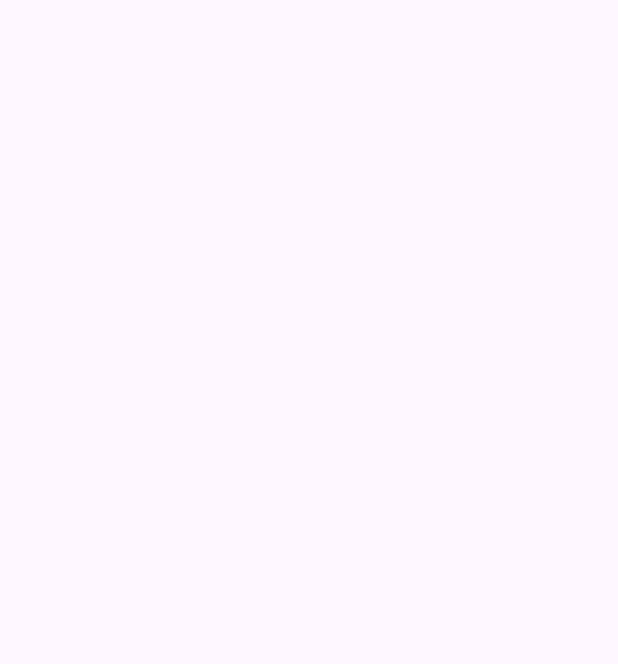
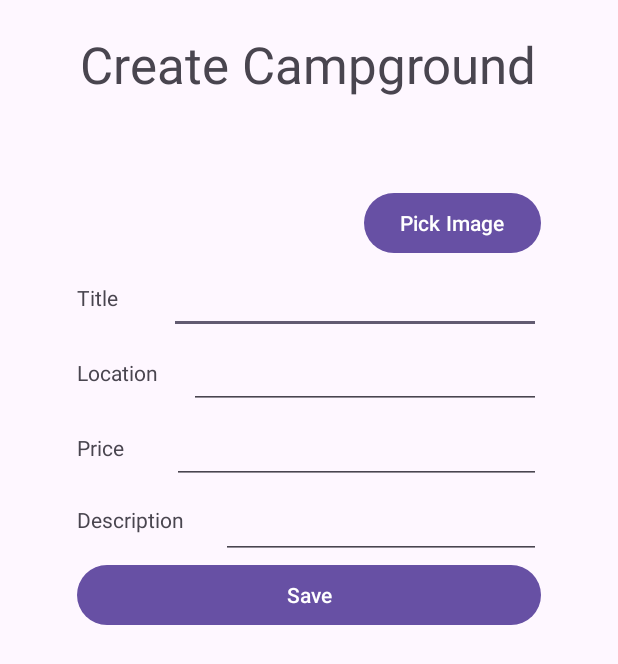
Before and after one commit to tomasossacardenas/AndroidCalculator, an Android app: the CreateCamp screen opened directly, with no data from a screen before it, on a phone screen of 412 x 824 dp. Before the commit the part shown is empty. Shown: the top 664 px of the screen. Run offline under Robolectric (Android 15) with nearby library versions, the phone set to English and light mode, and no system bars.

Commit message:
Create Camp activity has been added, it transitions good when button clicked, we need implementation to save the campground though

```diff
--- a/app/build.gradle.kts
+++ b/app/build.gradle.kts
@@ -47,6 +47,7 @@ dependencies {
         }
     }
 
+    implementation("com.github.bumptech.glide:glide:4.16.0")
     implementation("androidx.appcompat:appcompat:1.6.1")
     implementation("com.google.android.material:material:1.8.0")
     implementation("androidx.constraintlayout:constraintlayout:2.1.4")
--- a/app/src/main/java/com/example/campgroundsAndroid/CreateCamp.java
+++ b/app/src/main/java/com/example/campgroundsAndroid/CreateCamp.java
@@ -1,14 +1,46 @@
 package com.example.campgroundsAndroid;
 
+import androidx.activity.result.ActivityResultCallback;
+import androidx.activity.result.ActivityResultLauncher;
+import androidx.activity.result.PickVisualMediaRequest;
+import androidx.activity.result.contract.ActivityResultContracts;
 import androidx.appcompat.app.AppCompatActivity;
 
+import android.net.Uri;
 import android.os.Bundle;
+import android.view.View;
+import android.widget.ImageView;
+
+import com.bumptech.glide.Glide;
+import com.google.android.material.button.MaterialButton;
 
 public class CreateCamp extends AppCompatActivity {
-
+    ImageView imageView;
+    ActivityResultLauncher<PickVisualMediaRequest> launcher=registerForActivityResult(new ActivityResultContracts.PickVisualMedia(), new ActivityResultCallback<Uri>() {
+        @Override
+        public void onActivityResult(Uri o) {
+            if (o==null){
+                //display default image
+            }else{
+                Glide.with(getApplicationContext()).load(o).into(imageView);
+            }
+        }
+    });
     @Override
     protected void onCreate(Bundle savedInstanceState) {
         super.onCreate(savedInstanceState);
         setContentView(R.layout.activity_create_camp);
+
+        imageView=findViewById(R.id.imageView);
+        MaterialButton pickImage=findViewById(R.id.pickImage);
+
+        pickImage.setOnClickListener(new View.OnClickListener(){
+            @Override
+            public void onClick(View view){
+                launcher.launch(new PickVisualMediaRequest.Builder()
+                        .setMediaType(ActivityResultContracts.PickVisualMedia.ImageOnly.INSTANCE)
+                        .build());
+            }
+        });
     }
 }
--- a/app/src/main/java/com/example/campgroundsAndroid/MainActivity.java
+++ b/app/src/main/java/com/example/campgroundsAndroid/MainActivity.java
@@ -7,6 +7,7 @@ import android.os.Bundle;
 import android.util.Log;
 import android.view.View;
 import android.widget.AdapterView;
+import android.widget.Button;
 
 import com.example.campgroundsAndroid.databinding.ActivityMainBinding;
 
@@ -64,5 +65,14 @@ public class MainActivity extends AppCompatActivity {
                 startActivity(intent);
             }
         });
+
+        Button btn = (Button)findViewById(R.id.buttonCreateCamp);
+
+        btn.setOnClickListener(new View.OnClickListener() {
+            @Override
+            public void onClick(View v) {
+                startActivity(new Intent(MainActivity.this, CreateCamp.class));
+            }
+        });
     }
 }
--- a/app/src/main/res/layout/activity_create_camp.xml
+++ b/app/src/main/res/layout/activity_create_camp.xml
@@ -6,4 +6,142 @@
     android:layout_height="match_parent"
     tools:context=".CreateCamp">
 
+    <TextView
+        android:id="@+id/textView2"
+        android:layout_width="wrap_content"
+        android:layout_height="wrap_content"
+        android:layout_marginStart="142dp"
+        android:layout_marginTop="20dp"
+        android:layout_marginEnd="143dp"
+        android:text="Create Campground"
+        android:textSize="34sp"
+        app:layout_constraintEnd_toEndOf="parent"
+        app:layout_constraintStart_toStartOf="parent"
+        app:layout_constraintTop_toTopOf="parent" />
+
+    <LinearLayout
+        android:id="@+id/linearLayout"
+        android:layout_width="wrap_content"
+        android:layout_height="690dp"
+        android:layout_marginStart="10dp"
+        android:layout_marginTop="50dp"
+        android:layout_marginEnd="10dp"
+        android:orientation="vertical"
+        app:layout_constraintBottom_toBottomOf="parent"
+        app:layout_constraintEnd_toEndOf="parent"
+        app:layout_constraintStart_toStartOf="parent"
+        app:layout_constraintTop_toBottomOf="@+id/textView2">
+
+        <LinearLayout
+            android:id="@+id/ImageLinearLayout"
+            android:layout_width="match_parent"
+            android:layout_height="wrap_content"
+            android:orientation="horizontal">
+
+            <ImageView
+                android:id="@+id/imageView"
+                android:layout_width="wrap_content"
+                android:layout_height="wrap_content"
+                android:layout_weight="1" />
+
+            <com.google.android.material.button.MaterialButton
+                android:id="@+id/pickImage"
+                android:layout_width="wrap_content"
+                android:layout_height="wrap_content"
+                android:text="Pick Image" />
+        </LinearLayout>
+
+        <LinearLayout
+            android:layout_width="match_parent"
+            android:layout_height="wrap_content"
+            android:orientation="horizontal">
+
+            <TextView
+                android:layout_width="wrap_content"
+                android:layout_height="wrap_content"
+                android:layout_weight="1"
+                android:labelFor="@+id/editTextTitle"
+                android:text="Title" />
+
+            <EditText
+                android:id="@+id/editTextTitle"
+                android:layout_width="wrap_content"
+                android:layout_height="50dp"
+                android:layout_weight="1"
+                android:ems="10"
+                android:inputType="text" />
+        </LinearLayout>
+
+        <LinearLayout
+            android:layout_width="match_parent"
+            android:layout_height="wrap_content"
+            android:orientation="horizontal">
+
+            <TextView
+                android:layout_width="wrap_content"
+                android:layout_height="wrap_content"
+                android:layout_weight="1"
+                android:labelFor="@+id/editTextLocation"
+                android:text="Location" />
+
+            <EditText
+                android:id="@+id/editTextLocation"
+                android:layout_width="wrap_content"
+                android:layout_height="50dp"
+                android:layout_weight="1"
+                android:ems="10"
+                android:inputType="text" />
+        </LinearLayout>
+
+        <LinearLayout
+            android:layout_width="match_parent"
+            android:layout_height="wrap_content"
+            android:orientation="horizontal">
+
+            <TextView
+                android:layout_width="wrap_content"
+                android:layout_height="wrap_content"
+                android:layout_weight="1"
+                android:labelFor="@+id/editTextPrice"
+                android:text="Price" />
+
+            <EditText
+                android:id="@+id/editTextPrice"
+                android:layout_width="wrap_content"
+                android:layout_height="50dp"
+                android:layout_weight="1"
+                android:ems="10"
+                android:inputType="text" />
+        </LinearLayout>
+
+        <LinearLayout
+            android:layout_width="match_parent"
+            android:layout_height="wrap_content"
+            android:orientation="horizontal">
+
+            <TextView
+                android:layout_width="96dp"
+                android:layout_height="wrap_content"
+                android:layout_weight="1"
+                android:labelFor="@+id/editTextDesc"
+                android:text="Description" />
+
+            <EditText
+                android:id="@+id/editTextDesc"
+                android:layout_width="wrap_content"
+                android:layout_height="50dp"
+                android:layout_weight="1"
+                android:ems="10"
+                android:gravity="start|top"
+                android:inputType="textMultiLine" />
+        </LinearLayout>
+
+        <Button
+            android:id="@+id/button"
+            android:layout_width="match_parent"
+            android:layout_height="wrap_content"
+            android:text="Save" />
+
+    </LinearLayout>
+
 </androidx.constraintlayout.widget.ConstraintLayout>
--- a/app/src/main/res/layout/activity_main.xml
+++ b/app/src/main/res/layout/activity_main.xml
@@ -1,21 +1,38 @@
 <?xml version="1.0" encoding="utf-8"?>
-<layout>
-<androidx.constraintlayout.widget.ConstraintLayout xmlns:android="http://schemas.android.com/apk/res/android"
-    xmlns:app="http://schemas.android.com/apk/res-auto"
-    xmlns:tools="http://schemas.android.com/tools"
+<layout xmlns:tools="http://schemas.android.com/tools"
+    xmlns:android="http://schemas.android.com/apk/res/android"
+    xmlns:app="http://schemas.android.com/apk/res-auto">
+<androidx.constraintlayout.widget.ConstraintLayout
     android:layout_width="match_parent"
     android:layout_height="match_parent"
     tools:context=".MainActivity">
 
-    <ListView
+    <LinearLayout
         android:layout_width="match_parent"
         android:layout_height="match_parent"
-        android:id="@+id/listview"
-        android:scrollbars="vertical"
-        android:layout_marginTop="12dp"
-        tools:listitem="@layout/list_item"
-        android:divider="@android:color/transparent"
-        android:dividerHeight="10.0sp"/>
+        android:orientation="vertical"
+        app:layout_constraintBottom_toBottomOf="parent"
+        app:layout_constraintEnd_toEndOf="parent"
+        app:layout_constraintStart_toStartOf="parent"
+        app:layout_constraintTop_toTopOf="parent">
+
+        <ListView
+            android:id="@+id/listview"
+            android:layout_width="match_parent"
+            android:layout_height="wrap_content"
+            android:layout_marginTop="12dp"
+            android:divider="@android:color/transparent"
+            android:dividerHeight="10.0sp"
+            android:scrollbars="vertical"
+            tools:listitem="@layout/list_item" />
+
+        <Button
+            android:id="@+id/buttonCreateCamp"
+            android:layout_width="match_parent"
+            android:layout_height="48dp"
+            android:layout_marginTop="20dp"
+            android:text="New Campground" />
+    </LinearLayout>
 
 </androidx.constraintlayout.widget.ConstraintLayout>
 </layout>
```
